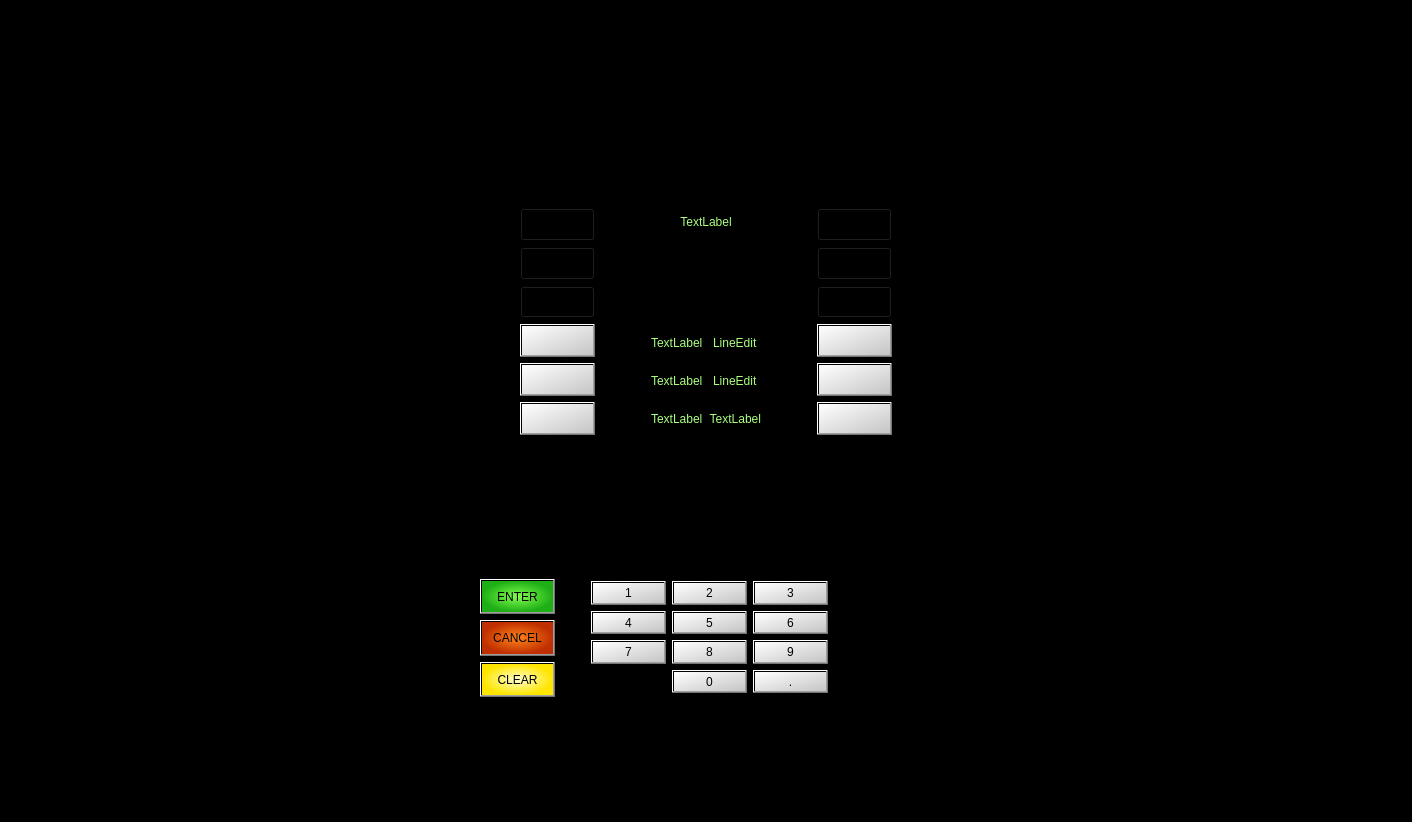
mikkeohukainen/ATM_SIM_23, file bank-automat/withdraw.ui: the form before one commit.
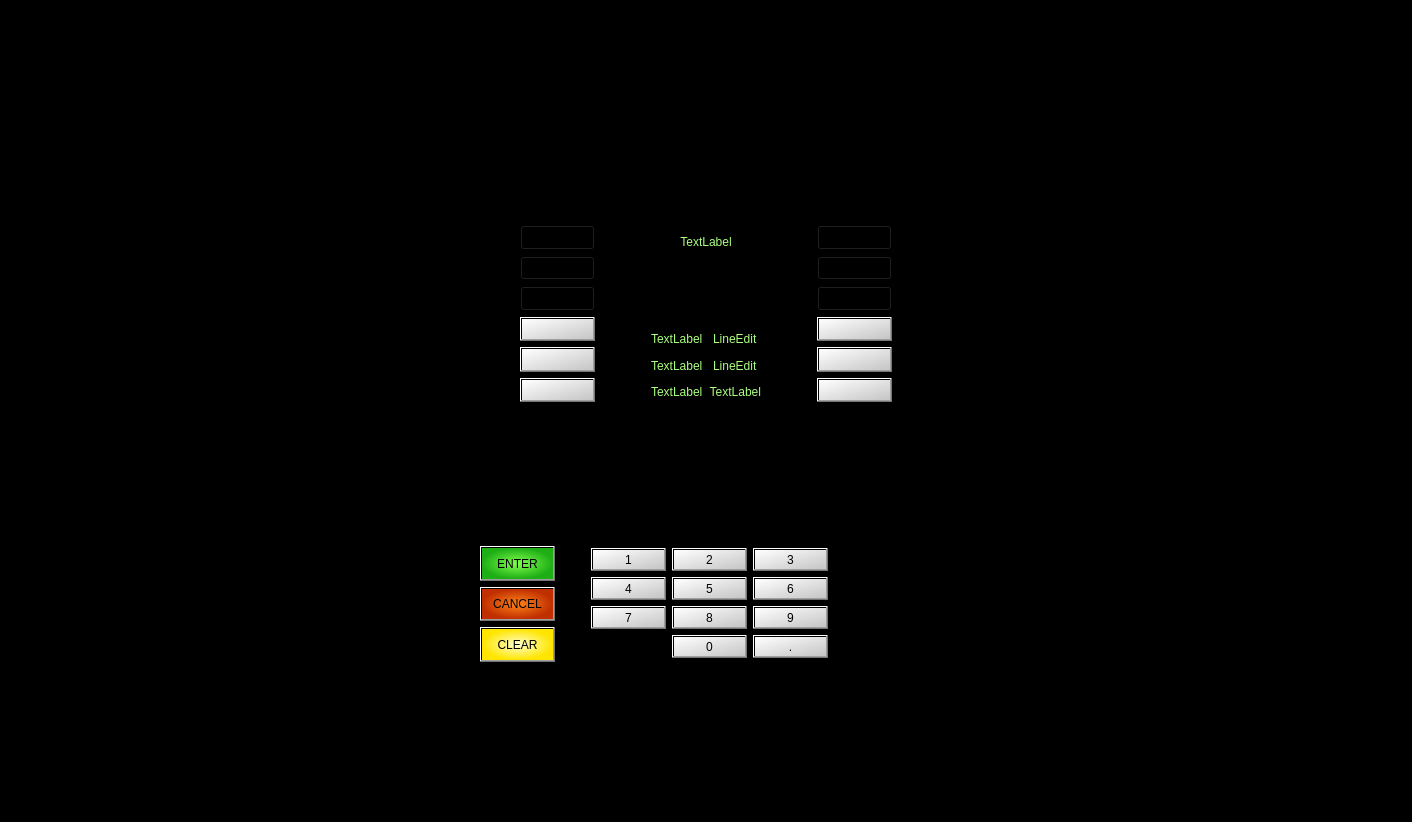
The form after the commit.

Patch:
```diff
--- a/bank-automat/withdraw.ui
+++ b/bank-automat/withdraw.ui
@@ -34,13 +34,13 @@
      <number>135</number>
     </property>
     <property name="topMargin">
-     <number>118</number>
+     <number>135</number>
     </property>
     <property name="rightMargin">
      <number>135</number>
     </property>
     <property name="bottomMargin">
-     <number>65</number>
+     <number>80</number>
     </property>
     <item row="1" column="0">
      <layout class="QHBoxLayout" name="horizontalLayout">
@@ -54,7 +54,7 @@
        <number>80</number>
       </property>
       <property name="bottomMargin">
-       <number>60</number>
+       <number>80</number>
       </property>
       <item>
        <spacer name="horizontalSpacer_2">
@@ -497,7 +497,7 @@
          <number>50</number>
         </property>
         <property name="topMargin">
-         <number>35</number>
+         <number>55</number>
         </property>
         <property name="rightMargin">
          <number>50</number>
```
